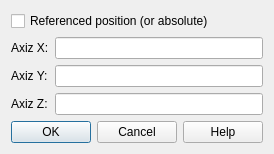
This is windows/SdDEnterPosition.ui in usiksan/SaliCAD as Qt 5 draws it before an edit. The edited form follows.
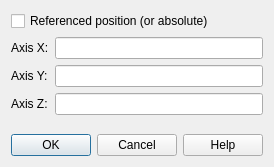
This is the edited form.

Commit message: Append help page for SdDLayers dialog. Append tool tips for EnterPosition, GetBus, Grid, LayerCreate, LayerList and NetUnion dialogs.

```diff
--- a/windows/SdDEnterPosition.ui
+++ b/windows/SdDEnterPosition.ui
@@ -9,8 +9,8 @@
    <rect>
     <x>0</x>
     <y>0</y>
-    <width>219</width>
-    <height>153</height>
+    <width>270</width>
+    <height>167</height>
    </rect>
   </property>
   <property name="windowTitle">
@@ -29,7 +29,7 @@
      <item row="0" column="0">
       <widget class="QLabel" name="label">
        <property name="text">
-        <string>Axiz X:</string>
+        <string>Axis X:</string>
        </property>
       </widget>
      </item>
@@ -39,7 +39,7 @@
      <item row="1" column="0">
       <widget class="QLabel" name="label_2">
        <property name="text">
-        <string>Axiz Y:</string>
+        <string>Axis Y:</string>
        </property>
       </widget>
      </item>
@@ -49,7 +49,7 @@
      <item row="2" column="0">
       <widget class="QLabel" name="label_3">
        <property name="text">
-        <string>Axiz Z:</string>
+        <string>Axis Z:</string>
        </property>
       </widget>
      </item>
```
Left out of the diff: 21 changed lines with no effect on the pictures. The commit also changes 10 other files.
